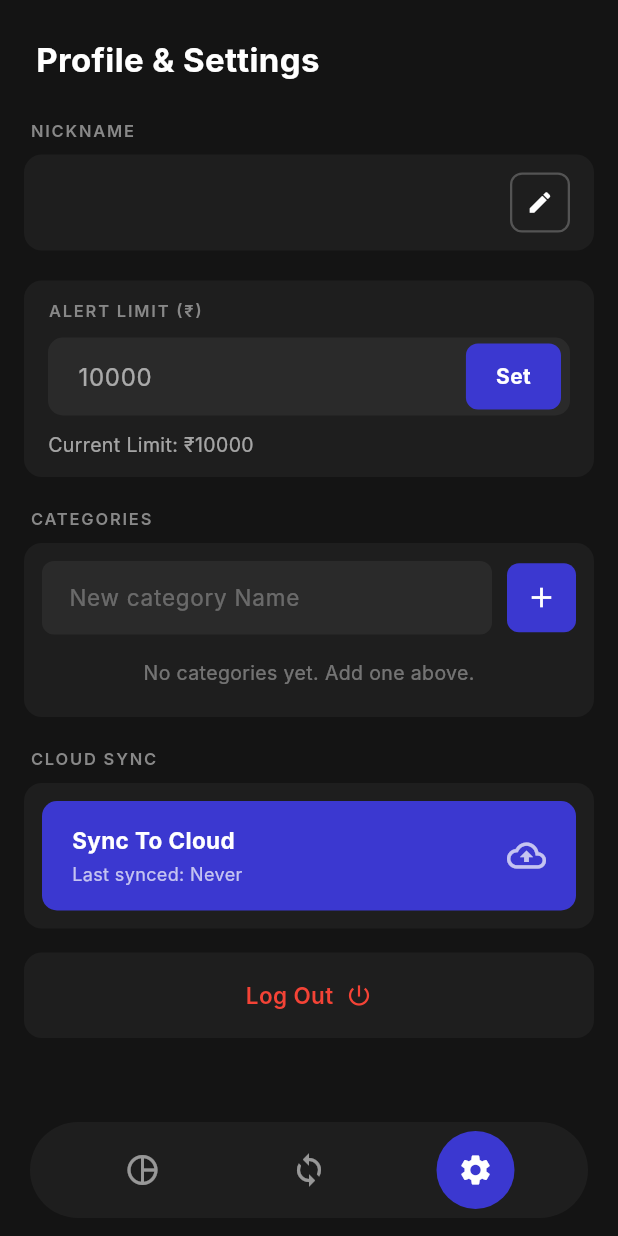
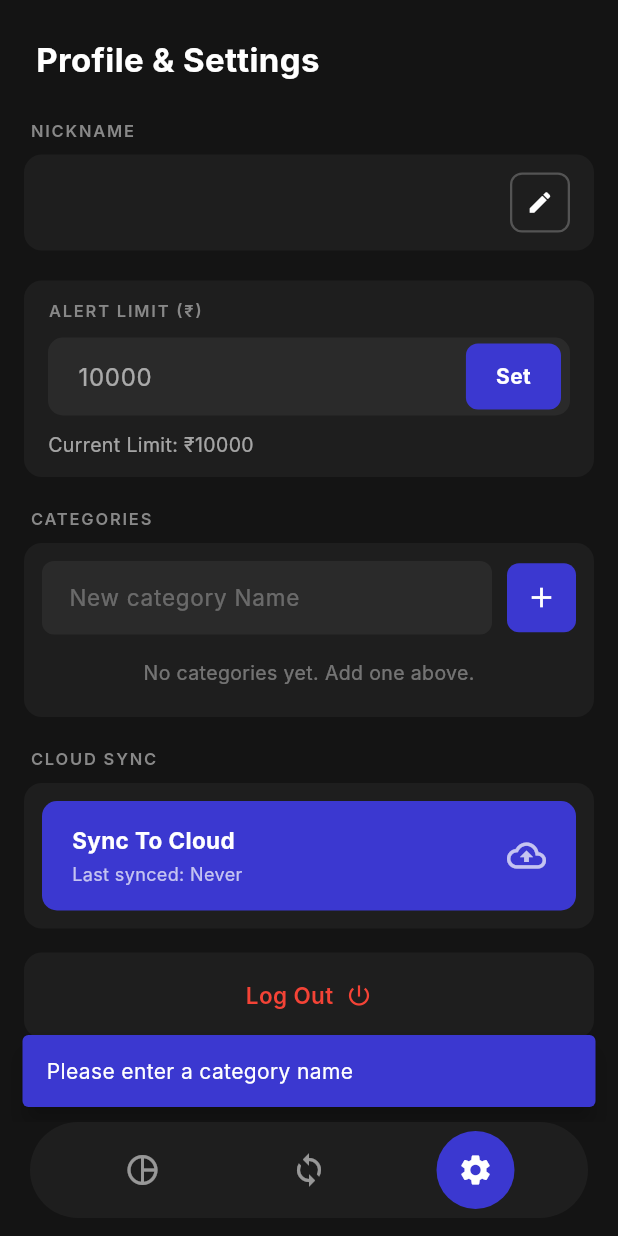
Before and after one commit to Sajinduglas/zybo_expense_manager, a Flutter app: the MainLayoutPage screen opened by its route, item 3 of the bottom bar chosen, after a tap on the "add" icon, on a phone screen of 412 x 824 dp. Run offline on Flutter 3.47's test engine with Material 3 defaults, Android fonts, the phone set to English and light mode, and no system bars; our stand-ins replace dio, equatable, flutter_bloc, flutter_local_notifications, get_it, go_router and 4 more; accounts and stored records are empty; Roboto replaces fonts that are missing (Inter).

Commit message:
category create isssue solved

```diff
--- a/lib/features/categories/presentation/pages/profile_settings_page.dart
+++ b/lib/features/categories/presentation/pages/profile_settings_page.dart
@@ -85,6 +85,15 @@ class _ProfileSettingsPageState extends State<ProfileSettingsPage> {
     if (name.isNotEmpty) {
       context.read<CategoryBloc>().add(AddCategoryEvent(name));
       _categoryController.clear();
+    } else {
+      ScaffoldMessenger.of(context).showSnackBar(
+        const SnackBar(
+          content: Text('Please enter a category name'),
+          backgroundColor: Color(0xFF3B38D0),
+          behavior: SnackBarBehavior.floating,
+          duration: Duration(seconds: 2),
+        ),
+      );
     }
   }
 
```
